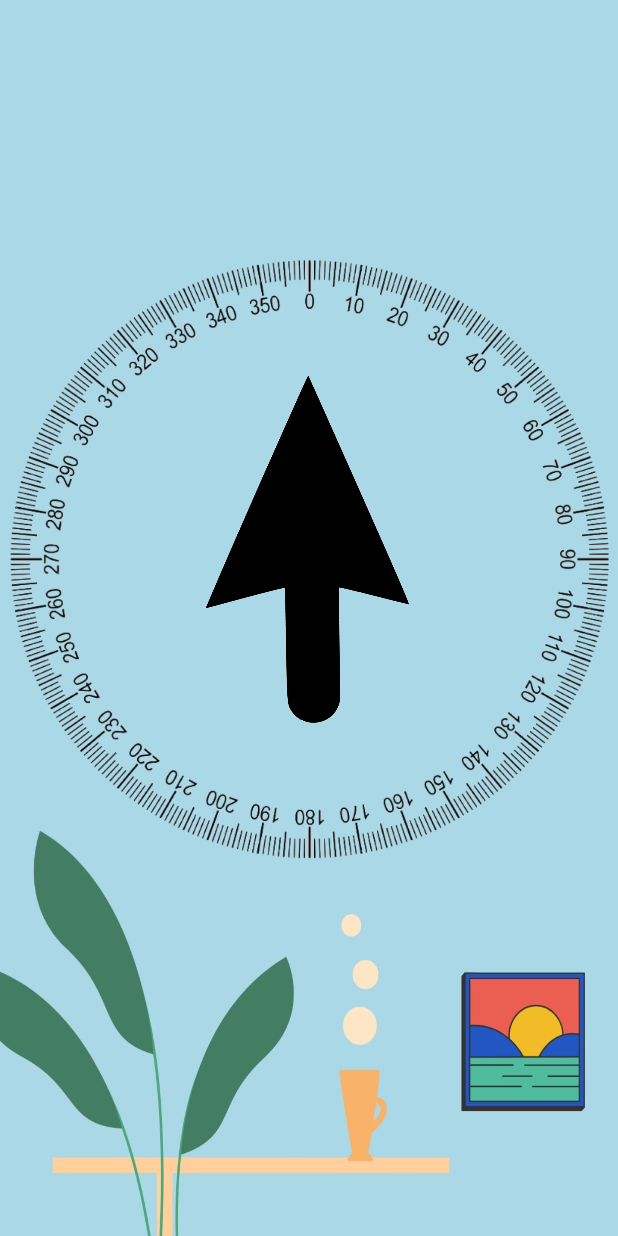
After one commit to AGrieco96/3ALevels, an Android app: the layout activity_strongbox_level.xml on its own in the app's theme, with its tools: preview values and no code run, on a phone screen of 412 x 824 dp. The commit adds this screen. Run offline under Robolectric (Android 15) with nearby library versions, the phone set to English and light mode, and no system bars.

Commit message:
graphic initialized

```diff
--- a/app/src/main/AndroidManifest.xml
+++ b/app/src/main/AndroidManifest.xml
@@ -17,6 +17,9 @@
         tools:targetApi="31">
         <activity
             android:name=".game.TestActivity"
+            android:exported="false" />
+        <activity
+            android:name=".game.StrongboxLevelActivity"
             android:exported="false" />
         <activity
             android:name=".game.LobbyActivity"
--- a/app/src/main/java/com/A3Levels/MainActivity.kt
+++ b/app/src/main/java/com/A3Levels/MainActivity.kt
@@ -10,6 +10,7 @@ import com.google.firebase.ktx.Firebase
 import android.view.animation.Animation
 import android.view.animation.LinearInterpolator
 import android.view.animation.TranslateAnimation
+import com.A3Levels.game.StrongboxLevelActivity
 
 class MainActivity : AppCompatActivity() {
 
@@ -53,7 +54,7 @@ class MainActivity : AppCompatActivity() {
             override fun onAnimationEnd(animation: Animation) {
                 // Finish the activity when the animation ends
                 // finish()
-                val intent = Intent(this@MainActivity, LoginEmailActivity::class.java)
+                val intent = Intent(this@MainActivity, StrongboxLevelActivity::class.java)
                 startActivity(intent)
             }
 
--- /dev/null
+++ b/app/src/main/java/com/A3Levels/game/StrongboxLevelActivity.kt
@@ -0,0 +1,38 @@
+package com.A3Levels.game
+
+import android.content.ContentValues.TAG
+import androidx.appcompat.app.AppCompatActivity
+import android.os.Bundle
+import android.os.Handler
+import android.os.Looper
+import android.util.Log
+import android.view.View
+import android.view.animation.AlphaAnimation
+import android.view.animation.Animation
+import android.view.animation.LinearInterpolator
+import com.A3Levels.auth.GoogleSignInActivity
+import com.A3Levels.databinding.ActivityStrongboxLevelBinding
+import com.A3Levels.databinding.ActivityTestLevelBinding
+import com.A3Levels.other.RequestsHTTP
+import com.google.firebase.FirebaseApp
+import com.google.firebase.firestore.FirebaseFirestore
+import org.json.JSONObject
+
+class StrongboxLevelActivity : AppCompatActivity() {
+
+    private lateinit var binding : ActivityStrongboxLevelBinding
+
+    override fun onCreate(savedInstanceState: Bundle?) {
+        super.onCreate(savedInstanceState)
+        binding = ActivityStrongboxLevelBinding.inflate(layoutInflater)
+        setContentView(binding.root)
+
+        startCompass()
+    }
+
+    private fun startCompass(){
+
+
+    }
+
+}
--- /dev/null
+++ b/app/src/main/res/layout/activity_strongbox_level.xml
@@ -0,0 +1,34 @@
+<?xml version="1.0" encoding="utf-8"?>
+<androidx.constraintlayout.widget.ConstraintLayout xmlns:android="http://schemas.android.com/apk/res/android"
+    xmlns:app="http://schemas.android.com/apk/res-auto"
+    xmlns:tools="http://schemas.android.com/tools"
+    android:layout_width="match_parent"
+    android:layout_height="match_parent"
+    android:background="@drawable/strongbox_background"
+    tools:context=".game.TestLevelActivity" >
+
+    <ImageView
+        android:id="@+id/imageView4"
+        android:layout_width="413dp"
+        android:layout_height="730dp"
+        android:layout_marginBottom="80dp"
+        app:layout_constraintBottom_toBottomOf="parent"
+        app:layout_constraintEnd_toEndOf="parent"
+        app:layout_constraintStart_toStartOf="parent"
+        app:layout_constraintTop_toTopOf="parent"
+        app:srcCompat="@drawable/protractor" />
+
+    <ImageView
+        android:id="@+id/imageView6"
+        android:layout_width="124dp"
+        android:layout_height="377dp"
+        android:layout_marginStart="25dp"
+        android:layout_marginBottom="80dp"
+        android:rotation="24"
+        app:layout_constraintBottom_toBottomOf="parent"
+        app:layout_constraintEnd_toEndOf="parent"
+        app:layout_constraintStart_toStartOf="@+id/imageView4"
+        app:layout_constraintTop_toTopOf="parent"
+        app:srcCompat="@drawable/cursor" />
+
+</androidx.constraintlayout.widget.ConstraintLayout>
```
Also changed, not shown: app/src/main/res/drawable/cursor.png (added), app/src/main/res/drawable/protractor.png (added), app/src/main/res/drawable/strongbox_background.jpg (added).
